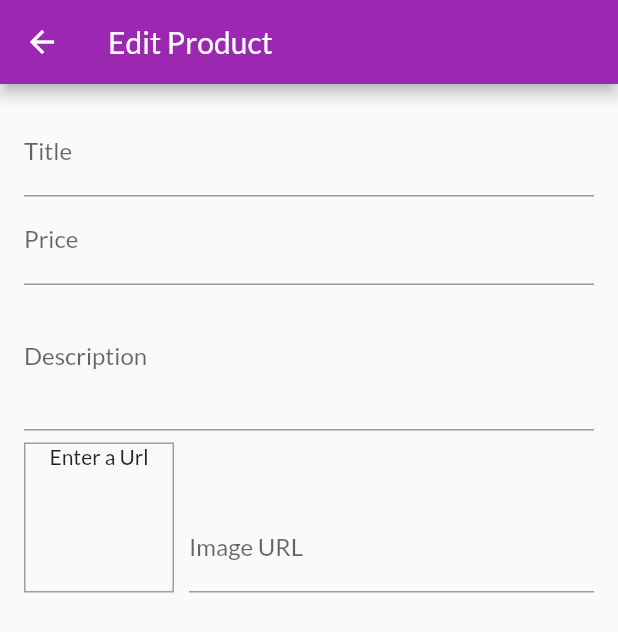
After one commit to yeasin50/My-Shop, a Flutter app: the EditProductScreen screen opened by its route, on a phone screen of 412 x 824 dp. The commit adds this screen. Shown: the top 632 px of the screen. Run offline on Flutter 3.47's test engine with Material 2 defaults, Android fonts, the phone set to English and light mode, and no system bars; network calls fail.

Commit message:
edit products added

```diff
--- a/lib/main.dart
+++ b/lib/main.dart
@@ -1,5 +1,6 @@
 import 'package:flutter/material.dart';
 import 'package:provider/provider.dart';
+import 'package:stateManagement/screens/edit_product_screen.dart';
 import 'package:stateManagement/screens/order_screen.dart';
 import './providers/cart_.dart';
 import './providers/orders.dart';
@@ -7,10 +8,12 @@ import './providers/products_provider.dart';
 import './screens/cart_screen.dart';
 import './screens/product_details_screen.dart';
 import './screens/products_overView.dart';
+import './screens/user_product_screen.dart';
 
 void main() => runApp(MyApp());
 
 class MyApp extends StatelessWidget {
+
   @override
   Widget build(BuildContext context) {
     return MultiProvider(
@@ -33,10 +36,13 @@ class MyApp extends StatelessWidget {
           fontFamily: 'Lato',
         ),
         home: ProductOverViewScreen(),
+        debugShowCheckedModeBanner: false,
         routes: {
           ProductDetailsScreen.routeName: (ctx) => ProductDetailsScreen(),
           CartScreen.routeName: (ctx) => CartScreen(),
           OrderScreen.routename: (context) => OrderScreen(),
+          UserProductScreen.routeName: (ctx) => UserProductScreen(),
+          EditProductScreen.routeName: (ctx) => EditProductScreen(),
         },
       ),
     );
--- /dev/null
+++ b/lib/screens/edit_product_screen.dart
@@ -0,0 +1,120 @@
+import 'package:flutter/material.dart';
+
+class EditProductScreen extends StatefulWidget {
+  static const routeName = '/edit-product-screen';
+  EditProductScreen({Key key}) : super(key: key);
+
+  @override
+  _EditProductScreenState createState() => _EditProductScreenState();
+}
+
+class _EditProductScreenState extends State<EditProductScreen> {
+  final _priceFocusNode = FocusNode();
+  final _descriptionNode = FocusNode();
+  final _imageUrlControler = TextEditingController();
+  final _imageurlFocus = FocusNode();
+
+  @override
+  void initState() {
+    _imageurlFocus.addListener(_updateImageUrl);
+    super.initState();
+  }
+
+// it will auto update and create new State
+  void _updateImageUrl() {
+    if (!_imageurlFocus.hasFocus) {
+      setState(() {});
+    }
+  }
+
+  @override
+  void dispose() {
+    _imageurlFocus.removeListener(_updateImageUrl);
+    _priceFocusNode.dispose();
+    _descriptionNode.dispose();
+    _imageUrlControler.dispose();
+    _imageurlFocus.dispose();
+    super.dispose();
+  }
+
+  @override
+  Widget build(BuildContext context) {
+    return Scaffold(
+      appBar: AppBar(
+        title: Text('Edit Product'),
+      ),
+      body: Padding(
+        padding: const EdgeInsets.all(16.0),
+        child: Form(
+          child: ListView(
+            children: <Widget>[
+              TextFormField(
+                decoration: InputDecoration(
+                  labelText: 'Title',
+                ),
+                textInputAction: TextInputAction.next,
+                onFieldSubmitted: (_) {
+                  FocusScope.of(context).requestFocus(_priceFocusNode);
+                },
+              ),
+              TextFormField(
+                decoration: InputDecoration(
+                  labelText: 'Price',
+                ),
+                textInputAction: TextInputAction.next,
+                keyboardType: TextInputType.number,
+                focusNode: _priceFocusNode,
+                onFieldSubmitted: (_) =>
+                    FocusScope.of(context).requestFocus(_descriptionNode),
+              ),
+              TextFormField(
+                decoration: InputDecoration(
+                  labelText: 'Description',
+                ),
+                focusNode: _descriptionNode,
+                maxLines: 3,
+                keyboardType: TextInputType.multiline,
+                textInputAction: TextInputAction.next,
+              ),
+              Row(
+                crossAxisAlignment: CrossAxisAlignment.end,
+                children: <Widget>[
+                  Container(
+                      width: 100,
+                      height: 100,
+                      margin: EdgeInsets.only(top: 8, right: 10),
+                      decoration: BoxDecoration(
+                        border: Border.all(
+                          width: 1,
+                          color: Colors.grey,
+                        ),
+                      ),
+                      child: _imageUrlControler.text.isEmpty
+                          ? Text(
+                              "Enter a Url",
+                              textAlign: TextAlign.center,
+                            )
+                          : FittedBox(
+                              child: Image.network(
+                                _imageUrlControler.text,
+                                fit: BoxFit.cover,
+                              ),
+                            )),
+                  Expanded(
+                    child: TextFormField(
+                      decoration: InputDecoration(labelText: 'Image URL'),
+                      keyboardType: TextInputType.url,
+                      textInputAction: TextInputAction.done,
+                      controller: _imageUrlControler,
+                      focusNode: _imageurlFocus,
+                    ),
+                  ),
+                ],
+              ),
+            ],
+          ),
+        ),
+      ),
+    );
+  }
+}
--- a/lib/widgets/main_drawer.dart
+++ b/lib/widgets/main_drawer.dart
@@ -1,4 +1,5 @@
 import 'package:flutter/material.dart';
+import '../screens/user_product_screen.dart';
 import '../screens/order_screen.dart';
 
 class AppDrawer extends StatelessWidget {
@@ -29,6 +30,14 @@ class AppDrawer extends StatelessWidget {
               Navigator.of(context).pushReplacementNamed(OrderScreen.routename);
             },
           ),
+          Divider(),
+          ListTile(
+            leading: Icon(Icons.edit),
+            title: Text("Manage Products"),
+            onTap: () {
+              Navigator.of(context).pushReplacementNamed(UserProductScreen.routeName);
+            },
+          ),
         ],
       ),
     );
```
Also changed, not shown: lib/providers/cart_.dart (+18 -0 lines), lib/screens/user_product_screen.dart (added, +43 -0 lines), lib/widgets/cart_item.dart (+24 -0 lines), lib/widgets/product_item.dart (+21 -0 lines), lib/widgets/user_product_item.dart (added, +34 -0 lines).
